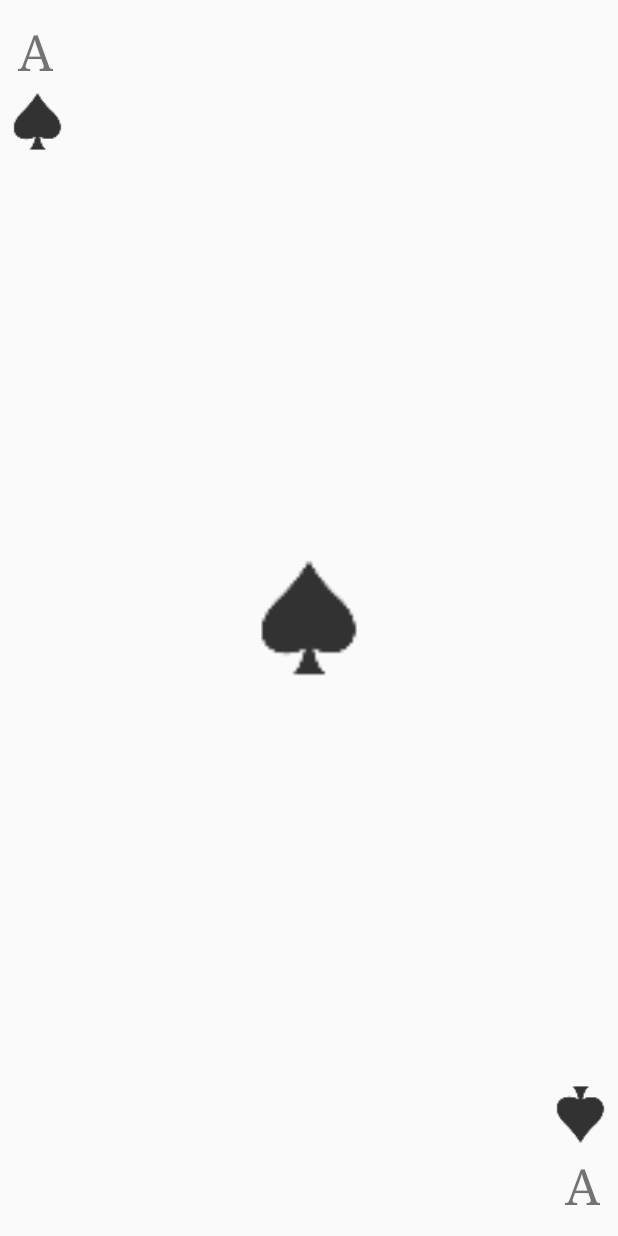
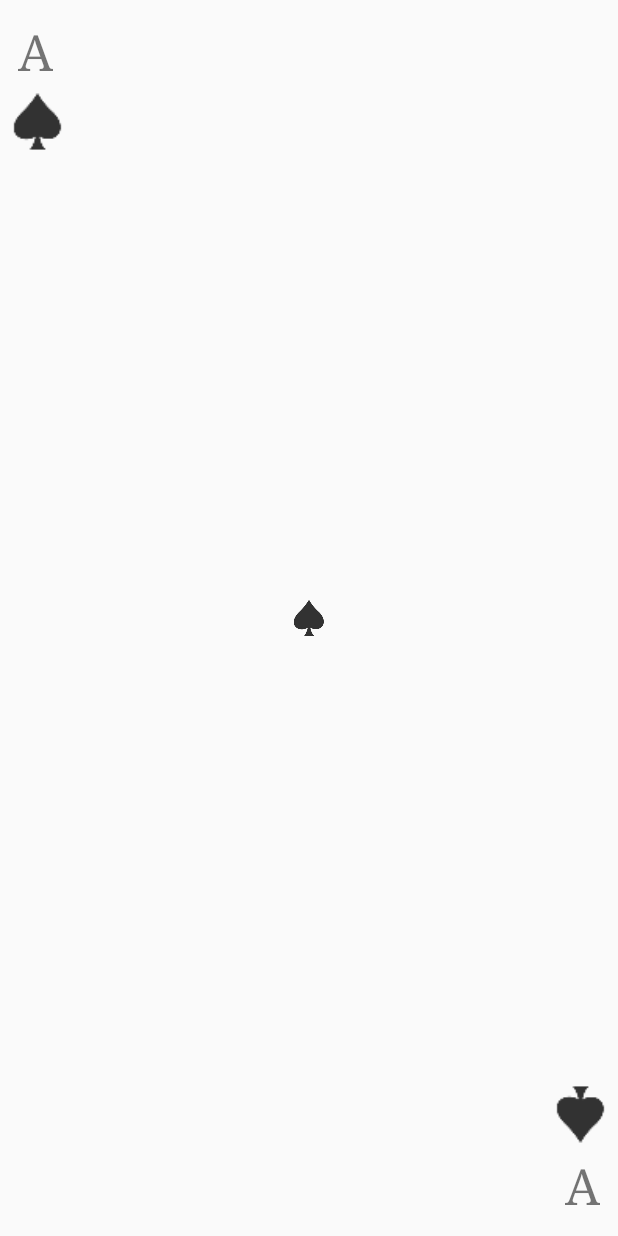
Before and after one commit to ChapmanCPSC356Fall2017/card-stack-inventor56, an Android app: the layout layout_relative.xml on its own in the app's theme, with its tools: preview values and no code run, on a phone screen of 412 x 824 dp. Run offline under Robolectric (Android 15) with nearby library versions, the phone set to English and light mode, and no system bars.

Commit message:
- Almost finalized. - Bug exists with center image

```diff
--- a/SmithCardApp/app/src/main/res/layout/layout_relative.xml
+++ b/SmithCardApp/app/src/main/res/layout/layout_relative.xml
@@ -7,9 +7,9 @@
         android:id="@+id/topLeftCardValueID"
         android:layout_width="wrap_content"
         android:layout_height="wrap_content"
+        android:text="@string/cardValue"
         android:textSize="15pt"
         android:typeface="serif"
-        android:text="@string/cardValue"
         android:layout_alignParentTop="true"
         android:layout_alignParentStart="true"
         android:layout_marginStart="12dp"
@@ -28,9 +28,8 @@
         android:contentDescription="@string/cont_desc"
         android:id="@+id/centerIconID"
         android:src="@drawable/drawable_spade"
-        android:layout_width="100dp"
-        android:layout_height="100dp"
-        android:scaleType="fitXY"
+        android:layout_width="wrap_content"
+        android:layout_height="wrap_content"
         android:layout_centerVertical="true"
         android:layout_centerHorizontal="true" />
 
@@ -49,9 +48,9 @@
         android:id="@+id/bottomRightCardValueID"
         android:layout_width="wrap_content"
         android:layout_height="wrap_content"
+        android:text="@string/cardValue"
         android:textSize="15pt"
         android:typeface="serif"
-        android:text="@string/cardValue"
         android:layout_alignParentBottom="true"
         android:layout_alignParentEnd="true"
         android:layout_marginEnd="12dp"
```
Also changed, not shown: SmithCardApp/app/src/main/java/com/example/jsjos/smithcardapp/MainActivity.java (+26 -8 lines).
